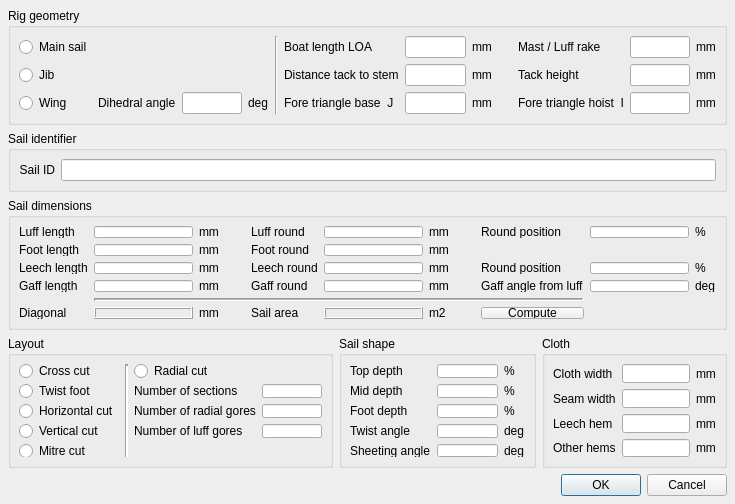
Qt form src/formsaildefbase.ui (sailcut/sailcut) before a commit.
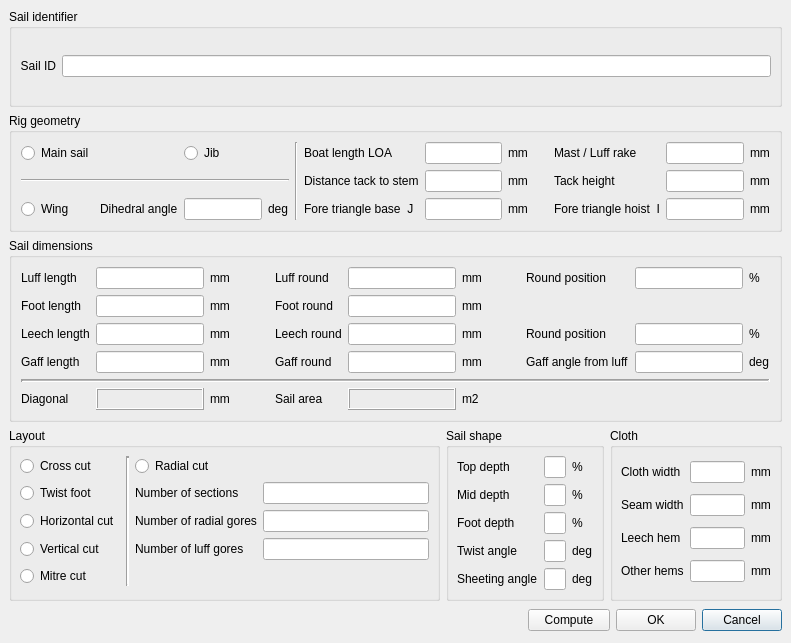
The same form after that commit.

```diff
--- a/src/formsaildefbase.ui
+++ b/src/formsaildefbase.ui
@@ -8,8 +8,8 @@
    <rect>
     <x>0</x>
     <y>0</y>
-    <width>735</width>
-    <height>504</height>
+    <width>791</width>
+    <height>643</height>
    </rect>
   </property>
   <property name="minimumSize" >
@@ -23,66 +23,326 @@
   </property>
   <layout class="QGridLayout" >
    <property name="margin" >
-    <number>8</number>
+    <number>9</number>
    </property>
    <property name="spacing" >
     <number>6</number>
    </property>
-   <item row="4" column="0" colspan="3" >
-    <layout class="QHBoxLayout" >
-     <property name="margin" >
-      <number>0</number>
+   <item row="0" column="0" colspan="6" >
+    <widget class="QGroupBox" name="GroupSailID" >
+     <property name="title" >
+      <string>Sail identifier</string>
      </property>
-     <property name="spacing" >
-      <number>6</number>
+     <layout class="QGridLayout" >
+      <property name="margin" >
+       <number>8</number>
+      </property>
+      <property name="spacing" >
+       <number>6</number>
+      </property>
+      <item row="0" column="1" >
+       <widget class="QLineEdit" name="txtSailID" >
+        <property name="minimumSize" >
+         <size>
+          <width>2</width>
+          <height>22</height>
+         </size>
+        </property>
+        <property name="alignment" >
+         <set>Qt::AlignLeading</set>
+        </property>
+       </widget>
+      </item>
+      <item row="0" column="0" >
+       <widget class="QLabel" name="lblSailID" >
+        <property name="text" >
+         <string>Sail ID</string>
+        </property>
+        <property name="alignment" >
+         <set>Qt::AlignRight|Qt::AlignTrailing|Qt::AlignVCenter</set>
+        </property>
+       </widget>
+      </item>
+     </layout>
+    </widget>
+   </item>
+   <item row="1" column="0" colspan="6" >
+    <widget class="QGroupBox" name="GroupRig" >
+     <property name="title" >
+      <string>Rig geometry</string>
      </property>
-     <item>
-      <spacer>
-       <property name="orientation" >
-        <enum>Qt::Horizontal</enum>
-       </property>
-       <property name="sizeType" >
-        <enum>QSizePolicy::Expanding</enum>
-       </property>
-       <property name="sizeHint" >
-        <size>
-         <width>20</width>
-         <height>20</height>
-        </size>
-       </property>
-      </spacer>
-     </item>
-     <item>
-      <widget class="QPushButton" name="btnOK" >
-       <property name="focusPolicy" >
-        <enum>Qt::StrongFocus</enum>
-       </property>
-       <property name="text" >
-        <string>OK</string>
-       </property>
-      </widget>
-     </item>
-     <item>
-      <widget class="QPushButton" name="btnCancel" >
-       <property name="text" >
-        <string>Cancel</string>
-       </property>
-      </widget>
-     </item>
-    </layout>
+     <layout class="QGridLayout" >
+      <property name="margin" >
+       <number>9</number>
+      </property>
+      <property name="spacing" >
+       <number>6</number>
+      </property>
+      <item row="2" column="3" >
+       <widget class="QLabel" name="lbdeg_2_2" >
+        <property name="text" >
+         <string>deg</string>
+        </property>
+       </widget>
+      </item>
+      <item row="2" column="2" >
+       <widget class="QLineEdit" name="txtDihedral" >
+        <property name="minimumSize" >
+         <size>
+          <width>0</width>
+          <height>22</height>
+         </size>
+        </property>
+       </widget>
+      </item>
+      <item row="2" column="1" >
+       <widget class="QLabel" name="lbl8" >
+        <property name="text" >
+         <string>Dihedral angle</string>
+        </property>
+       </widget>
+      </item>
+      <item row="2" column="0" >
+       <widget class="QRadioButton" name="radioWing" >
+        <property name="text" >
+         <string>Wing</string>
+        </property>
+       </widget>
+      </item>
+      <item row="1" column="0" colspan="4" >
+       <widget class="Line" name="line" >
+        <property name="orientation" >
+         <enum>Qt::Horizontal</enum>
+        </property>
+       </widget>
+      </item>
+      <item row="0" column="2" colspan="2" >
+       <widget class="QRadioButton" name="radioJib" >
+        <property name="text" >
+         <string>Jib</string>
+        </property>
+       </widget>
+      </item>
+      <item row="2" column="11" >
+       <widget class="QLabel" name="lbmm_3" >
+        <property name="text" >
+         <string>mm</string>
+        </property>
+       </widget>
+      </item>
+      <item row="2" column="10" >
+       <widget class="QLineEdit" name="txtTriangHoist" >
+        <property name="alignment" >
+         <set>Qt::AlignHCenter</set>
+        </property>
+       </widget>
+      </item>
+      <item row="0" column="10" >
+       <widget class="QLineEdit" name="txtRake" >
+        <property name="minimumSize" >
+         <size>
+          <width>60</width>
+          <height>22</height>
+         </size>
+        </property>
+        <property name="alignment" >
+         <set>Qt::AlignHCenter</set>
+        </property>
+       </widget>
+      </item>
+      <item row="0" column="11" >
+       <widget class="QLabel" name="lbmm_16" >
+        <property name="text" >
+         <string>mm</string>
+        </property>
+       </widget>
+      </item>
+      <item row="2" column="6" >
+       <widget class="QLineEdit" name="txtTriangBase" >
+        <property name="minimumSize" >
+         <size>
+          <width>0</width>
+          <height>22</height>
+         </size>
+        </property>
+        <property name="alignment" >
+         <set>Qt::AlignHCenter</set>
+        </property>
+       </widget>
+      </item>
+      <item row="0" column="8" >
+       <spacer>
+        <property name="orientation" >
+         <enum>Qt::Horizontal</enum>
+        </property>
+        <property name="sizeType" >
+         <enum>QSizePolicy::MinimumExpanding</enum>
+        </property>
+        <property name="sizeHint" >
+         <size>
+          <width>20</width>
+          <height>20</height>
+         </size>
+        </property>
+       </spacer>
+      </item>
+      <item row="1" column="11" >
+       <widget class="QLabel" name="lbmm_4" >
+        <property name="text" >
+         <string>mm</string>
+        </property>
+       </widget>
+      </item>
+      <item row="1" column="10" >
+       <widget class="QLineEdit" name="txtTackHeight" >
+        <property name="alignment" >
+         <set>Qt::AlignHCenter</set>
+        </property>
+       </widget>
+      </item>
+      <item row="1" column="6" >
+       <widget class="QLineEdit" name="txtTackDist" >
+        <property name="minimumSize" >
+         <size>
+          <width>0</width>
+          <height>22</height>
+         </size>
+        </property>
+        <property name="alignment" >
+         <set>Qt::AlignHCenter</set>
+        </property>
+       </widget>
+      </item>
+      <item row="0" column="6" >
+       <widget class="QLineEdit" name="txtLOA" >
+        <property name="minimumSize" >
+         <size>
+          <width>60</width>
+          <height>22</height>
+         </size>
+        </property>
+        <property name="alignment" >
+         <set>Qt::AlignHCenter</set>
+        </property>
+       </widget>
+      </item>
+      <item row="0" column="0" >
+       <widget class="QRadioButton" name="radioMainSail" >
+        <property name="text" >
+         <string>Main sail</string>
+        </property>
+       </widget>
+      </item>
+      <item row="1" column="7" >
+       <widget class="QLabel" name="lbmm" >
+        <property name="text" >
+         <string>mm</string>
+        </property>
+       </widget>
+      </item>
+      <item row="2" column="7" >
+       <widget class="QLabel" name="lbmm_2" >
+        <property name="text" >
+         <string>mm</string>
+        </property>
+       </widget>
+      </item>
+      <item row="0" column="7" >
+       <widget class="QLabel" name="lbmm_15" >
+        <property name="text" >
+         <string>mm</string>
+        </property>
+       </widget>
+      </item>
+      <item row="0" column="5" >
+       <widget class="QLabel" name="lbl6" >
+        <property name="text" >
+         <string>Boat length LOA</string>
+        </property>
+       </widget>
+      </item>
+      <item row="1" column="5" >
+       <widget class="QLabel" name="lbl3" >
+        <property name="text" >
+         <string>Distance tack to stem</string>
+        </property>
+       </widget>
+      </item>
+      <item row="2" column="5" >
+       <widget class="QLabel" name="lbl4" >
+        <property name="text" >
+         <string>Fore triangle base  J</string>
+        </property>
+       </widget>
+      </item>
+      <item row="0" column="9" >
+       <widget class="QLabel" name="lbl1" >
+        <property name="text" >
+         <string>Mast / Luff rake</string>
+        </property>
+       </widget>
+      </item>
+      <item row="1" column="9" >
+       <widget class="QLabel" name="lblTackHeight" >
+        <property name="text" >
+         <string>Tack height</string>
+        </property>
+       </widget>
+      </item>
+      <item row="2" column="9" >
+       <widget class="QLabel" name="lbl5" >
+        <property name="text" >
+         <string>Fore triangle hoist  I</string>
+        </property>
+       </widget>
+      </item>
+      <item rowspan="3" row="0" column="4" >
+       <widget class="Line" name="Line3" >
+        <property name="frameShape" >
+         <enum>QFrame::VLine</enum>
+        </property>
+        <property name="frameShadow" >
+         <enum>QFrame::Sunken</enum>
+        </property>
+        <property name="orientation" >
+         <enum>Qt::Vertical</enum>
+        </property>
+       </widget>
+      </item>
+     </layout>
+    </widget>
    </item>
-   <item row="2" column="0" colspan="3" >
+   <item row="2" column="0" colspan="6" >
     <widget class="QGroupBox" name="GroupSail" >
      <property name="title" >
       <string>Sail dimensions</string>
      </property>
      <layout class="QGridLayout" >
       <property name="margin" >
-       <number>8</number>
+       <number>9</number>
       </property>
       <property name="spacing" >
        <number>6</number>
       </property>
+      <item row="4" column="0" colspan="11" >
+       <widget class="Line" name="Line2" >
+        <property name="frameShape" >
+         <enum>QFrame::HLine</enum>
+        </property>
+        <property name="frameShadow" >
+         <enum>QFrame::Sunken</enum>
+        </property>
+        <property name="lineWidth" >
+         <number>2</number>
+        </property>
+        <property name="midLineWidth" >
+         <number>1</number>
+        </property>
+        <property name="orientation" >
+         <enum>Qt::Horizontal</enum>
+        </property>
+       </widget>
+      </item>
       <item row="0" column="3" >
        <spacer>
         <property name="orientation" >
@@ -229,6 +489,12 @@
       </item>
       <item row="0" column="1" >
        <widget class="QLineEdit" name="txtLuffLen" >
+        <property name="minimumSize" >
+         <size>
+          <width>0</width>
+          <height>22</height>
+         </size>
+        </property>
         <property name="alignment" >
          <set>Qt::AlignHCenter</set>
         </property>
@@ -236,6 +502,12 @@
       </item>
       <item row="1" column="1" >
        <widget class="QLineEdit" name="txtFootLen" >
+        <property name="minimumSize" >
+         <size>
+          <width>0</width>
+          <height>22</height>
+         </size>
+        </property>
         <property name="alignment" >
          <set>Qt::AlignHCenter</set>
         </property>
@@ -243,6 +515,12 @@
       </item>
       <item row="2" column="1" >
        <widget class="QLineEdit" name="txtLeechLen" >
+        <property name="minimumSize" >
+         <size>
+          <width>0</width>
+          <height>22</height>
+         </size>
+        </property>
         <property name="alignment" >
          <set>Qt::AlignHCenter</set>
         </property>
@@ -334,6 +612,12 @@
       </item>
       <item row="3" column="1" >
        <widget class="QLineEdit" name="txtGaffLen" >
+        <property name="minimumSize" >
+         <size>
+          <width>0</width>
+          <height>22</height>
+         </size>
+        </property>
         <property name="alignment" >
          <set>Qt::AlignHCenter</set>
         </property>
@@ -346,27 +630,14 @@
         </property>
        </widget>
       </item>
-      <item row="4" column="1" colspan="8" >
-       <widget class="Line" name="Line2" >
-        <property name="frameShape" >
-         <enum>QFrame::HLine</enum>
-        </property>
-        <property name="frameShadow" >
-         <enum>QFrame::Sunken</enum>
-        </property>
-        <property name="lineWidth" >
-         <number>2</number>
-        </property>
-        <property name="midLineWidth" >
-         <number>1</number>
-        </property>
-        <property name="orientation" >
-         <enum>Qt::Horizontal</enum>
-        </property>
-       </widget>
-      </item>
       <item row="5" column="1" >
        <widget class="QLabel" name="lblDiagonal" >
+        <property name="minimumSize" >
+         <size>
+          <width>0</width>
+          <height>22</height>
+         </size>
+        </property>
         <property name="frameShape" >
          <enum>QFrame::Box</enum>
         </property>
@@ -425,10 +696,251 @@
         </property>
        </widget>
       </item>
-      <item row="5" column="8" >
-       <widget class="QPushButton" name="btnCompute" >
+     </layout>
+    </widget>
+   </item>
+   <item row="4" column="5" >
+    <widget class="QPushButton" name="btnCancel" >
+     <property name="text" >
+      <string>Cancel</string>
+     </property>
+    </widget>
+   </item>
+   <item row="4" column="0" colspan="2" >
+    <spacer>
+     <property name="orientation" >
+      <enum>Qt::Horizontal</enum>
+     </property>
+     <property name="sizeType" >
+      <enum>QSizePolicy::Expanding</enum>
+     </property>
+     <property name="sizeHint" >
+      <size>
+       <width>441</width>
+       <height>27</height>
+      </size>
+     </property>
+    </spacer>
+   </item>
+   <item row="3" column="3" colspan="3" >
+    <widget class="QGroupBox" name="GroupCloth" >
+     <property name="title" >
+      <string>Cloth</string>
+     </property>
+     <layout class="QGridLayout" >
+      <property name="margin" >
+       <number>8</number>
+      </property>
+      <property name="spacing" >
+       <number>6</number>
+      </property>
+      <item row="0" column="2" >
+       <widget class="QLabel" name="lbmm_60" >
         <property name="text" >
-         <string>Compute</string>
+         <string>mm</string>
+        </property>
+       </widget>
+      </item>
+      <item row="1" column="2" >
+       <widget class="QLabel" name="lbmm_61" >
+        <property name="text" >
+         <string>mm</string>
+        </property>
+       </widget>
+      </item>
+      <item row="2" column="2" >
+       <widget class="QLabel" name="lbmm_62" >
+        <property name="text" >
+         <string>mm</string>
+        </property>
+       </widget>
+      </item>
+      <item row="2" column="1" >
+       <widget class="QLineEdit" name="txtLeechHemWidth" >
+        <property name="alignment" >
+         <set>Qt::AlignHCenter</set>
+        </property>
+       </widget>
+      </item>
+      <item row="0" column="0" >
+       <widget class="QLabel" name="lblClothWidth" >
+        <property name="text" >
+         <string>Cloth width</string>
+        </property>
+       </widget>
+      </item>
+      <item row="3" column="1" >
+       <widget class="QLineEdit" name="txtHemsWidth" >
+        <property name="alignment" >
+         <set>Qt::AlignHCenter</set>
+        </property>
+       </widget>
+      </item>
+      <item row="2" column="0" >
+       <widget class="QLabel" name="lblLeechHemWidth" >
+        <property name="text" >
+         <string>Leech hem</string>
+        </property>
+       </widget>
+      </item>
+      <item row="3" column="0" >
+       <widget class="QLabel" name="lblHemsWidth" >
+        <property name="text" >
+         <string>Other hems</string>
+        </property>
+       </widget>
+      </item>
+      <item row="3" column="2" >
+       <widget class="QLabel" name="lbmm_63" >
+        <property name="text" >
+         <string>mm</string>
+        </property>
+       </widget>
+      </item>
+      <item row="1" column="0" >
+       <widget class="QLabel" name="lblSeamWidth" >
+        <property name="text" >
+         <string>Seam width</string>
+        </property>
+       </widget>
+      </item>
+      <item row="1" column="1" >
+       <widget class="QLineEdit" name="txtSeamWidth" >
+        <property name="alignment" >
+         <set>Qt::AlignHCenter</set>
+        </property>
+       </widget>
+      </item>
+      <item row="0" column="1" >
+       <widget class="QLineEdit" name="txtClothWidth" >
+        <property name="alignment" >
+         <set>Qt::AlignHCenter</set>
+        </property>
+       </widget>
+      </item>
+     </layout>
+    </widget>
+   </item>
+   <item row="3" column="1" colspan="2" >
+    <widget class="QGroupBox" name="GroupShape" >
+     <property name="title" >
+      <string>Sail shape</string>
+     </property>
+     <layout class="QGridLayout" >
+      <property name="margin" >
+       <number>8</number>
+      </property>
+      <property name="spacing" >
+       <number>6</number>
+      </property>
+      <item row="0" column="2" >
+       <widget class="QLabel" name="lbpercent_3" >
+        <property name="text" >
+         <string>%</string>
+        </property>
+       </widget>
+      </item>
+      <item row="1" column="2" >
+       <widget class="QLabel" name="lbpercent_4" >
+        <property name="text" >
+         <string>%</string>
+        </property>
+       </widget>
+      </item>
+      <item row="0" column="1" >
+       <widget class="QLineEdit" name="txtTopDepth" >
+        <property name="minimumSize" >
+         <size>
+          <width>0</width>
+          <height>22</height>
+         </size>
+        </property>
+        <property name="alignment" >
+         <set>Qt::AlignHCenter</set>
+        </property>
+       </widget>
+      </item>
+      <item row="1" column="1" >
+       <widget class="QLineEdit" name="txtMidDepth" >
+        <property name="alignment" >
+         <set>Qt::AlignHCenter</set>
+        </property>
+       </widget>
+      </item>
+      <item row="2" column="2" >
+       <widget class="QLabel" name="lbpercent_5" >
+        <property name="text" >
+         <string>%</string>
+        </property>
+       </widget>
+      </item>
+      <item row="2" column="1" >
+       <widget class="QLineEdit" name="txtFootDepth" >
+        <property name="alignment" >
+         <set>Qt::AlignHCenter</set>
+        </property>
+       </widget>
+      </item>
+      <item row="0" column="0" >
+       <widget class="QLabel" name="lblTopDepth" >
+        <property name="text" >
+         <string>Top depth</string>
+        </property>
+       </widget>
+      </item>
+      <item row="1" column="0" >
+       <widget class="QLabel" name="lblMidDepth" >
+        <property name="text" >
+         <string>Mid depth</string>
+        </property>
+       </widget>
+      </item>
+      <item row="2" column="0" >
+       <widget class="QLabel" name="lblFootDepth" >
+        <property name="text" >
+         <string>Foot depth</string>
+        </property>
+       </widget>
+      </item>
+      <item row="3" column="1" >
+       <widget class="QLineEdit" name="txtTwistAngle" >
+        <property name="alignment" >
+         <set>Qt::AlignHCenter</set>
+        </property>
+       </widget>
+      </item>
+      <item row="4" column="1" >
+       <widget class="QLineEdit" name="txtSheetAngle" >
+        <property name="alignment" >
+         <set>Qt::AlignHCenter</set>
+        </property>
+       </widget>
+      </item>
+      <item row="3" column="0" >
+       <widget class="QLabel" name="lblTwistAngle" >
+        <property name="text" >
+         <string>Twist angle</string>
+        </property>
+       </widget>
+      </item>
+      <item row="4" column="0" >
+       <widget class="QLabel" name="lblSheetAngle" >
+        <property name="text" >
+         <string>Sheeting angle</string>
+        </property>
+       </widget>
+      </item>
+      <item row="3" column="2" >
+       <widget class="QLabel" name="lbdeg_3" >
+        <property name="text" >
+         <string>deg</string>
+        </property>
+       </widget>
+      </item>
+      <item row="4" column="2" >
+       <widget class="QLabel" name="lbdeg_4" >
+        <property name="text" >
+         <string>deg</string>
         </property>
        </widget>
       </item>
@@ -484,6 +996,12 @@
       </item>
       <item row="1" column="3" >
        <widget class="QLineEdit" name="txtSections" >
+        <property name="minimumSize" >
+         <size>
+          <width>0</width>
+          <height>22</height>
+         </size>
+        </property>
         <property name="alignment" >
          <set>Qt::AlignHCenter</set>
         </property>
@@ -550,467 +1068,26 @@
      </layout>
     </widget>
    </item>
-   <item row="3" column="1" >
-    <widget class="QGroupBox" name="GroupShape" >
-     <property name="title" >
-      <string>Sail shape</string>
+   <item row="4" column="4" >
+    <widget class="QPushButton" name="btnOK" >
+     <property name="focusPolicy" >
+      <enum>Qt::StrongFocus</enum>
      </property>
-     <layout class="QGridLayout" >
-      <property name="margin" >
-       <number>8</number>
-      </property>
-      <property name="spacing" >
-       <number>6</number>
-      </property>
-      <item row="0" column="2" >
-       <widget class="QLabel" name="lbpercent_3" >
-        <property name="text" >
-         <string>%</string>
-        </property>
-       </widget>
-      </item>
-      <item row="1" column="2" >
-       <widget class="QLabel" name="lbpercent_4" >
-        <property name="text" >
-         <string>%</string>
-        </property>
-       </widget>
-      </item>
-      <item row="0" column="1" >
-       <widget class="QLineEdit" name="txtTopDepth" >
-        <property name="alignment" >
-         <set>Qt::AlignHCenter</set>
-        </property>
-       </widget>
-      </item>
-      <item row="1" column="1" >
-       <widget class="QLineEdit" name="txtMidDepth" >
-        <property name="alignment" >
-         <set>Qt::AlignHCenter</set>
-        </property>
-       </widget>
-      </item>
-      <item row="2" column="2" >
-       <widget class="QLabel" name="lbpercent_5" >
-        <property name="text" >
-         <string>%</string>
-        </property>
-       </widget>
-      </item>
-      <item row="2" column="1" >
-       <widget class="QLineEdit" name="txtFootDepth" >
-        <property name="alignment" >
-         <set>Qt::AlignHCenter</set>
-        </property>
-       </widget>
-      </item>
-      <item row="0" column="0" >
-       <widget class="QLabel" name="lblTopDepth" >
-        <property name="text" >
-         <string>Top depth</string>
-        </property>
-       </widget>
-      </item>
-      <item row="1" column="0" >
-       <widget class="QLabel" name="lblMidDepth" >
-        <property name="text" >
-         <string>Mid depth</string>
-        </property>
-       </widget>
-      </item>
-      <item row="2" column="0" >
-       <widget class="QLabel" name="lblFootDepth" >
-        <property name="text" >
-         <string>Foot depth</string>
-        </property>
-       </widget>
-      </item>
-      <item row="3" column="1" >
-       <widget class="QLineEdit" name="txtTwistAngle" >
-        <property name="alignment" >
-         <set>Qt::AlignHCenter</set>
-        </property>
-       </widget>
-      </item>
-      <item row="4" column="1" >
-       <widget class="QLineEdit" name="txtSheetAngle" >
-        <property name="alignment" >
-         <set>Qt::AlignHCenter</set>
-        </property>
-       </widget>
-      </item>
-      <item row="3" column="0" >
-       <widget class="QLabel" name="lblTwistAngle" >
-        <property name="text" >
-         <string>Twist angle</string>
-        </property>
-       </widget>
-      </item>
-      <item row="4" column="0" >
-       <widget class="QLabel" name="lblSheetAngle" >
-        <property name="text" >
-         <string>Sheeting angle</string>
-        </property>
-       </widget>
-      </item>
-      <item row="3" column="2" >
-       <widget class="QLabel" name="lbdeg_3" >
-        <property name="text" >
-         <string>deg</string>
-        </property>
-       </widget>
-      </item>
-      <item row="4" column="2" >
-       <widget class="QLabel" name="lbdeg_4" >
-        <property name="text" >
-         <string>deg</string>
-        </property>
-       </widget>
-      </item>
-     </layout>
-    </widget>
-   </item>
-   <item row="3" column="2" >
-    <widget class="QGroupBox" name="GroupCloth" >
-     <property name="title" >
-      <string>Cloth</string>
+     <property name="text" >
+      <string>OK</string>
      </property>
-     <layout class="QGridLayout" >
-      <property name="margin" >
-       <number>8</number>
-      </property>
-      <property name="spacing" >
-       <number>6</number>
-      </property>
-      <item row="0" column="2" >
-       <widget class="QLabel" name="lbmm_60" >
-        <property name="text" >
-         <string>mm</string>
-        </property>
-       </widget>
-      </item>
-      <item row="1" column="2" >
-       <widget class="QLabel" name="lbmm_61" >
-        <property name="text" >
-         <string>mm</string>
-        </property>
-       </widget>
-      </item>
-      <item row="2" column="2" >
-       <widget class="QLabel" name="lbmm_62" >
-        <property name="text" >
-         <string>mm</string>
-        </property>
-       </widget>
-      </item>
-      <item row="2" column="1" >
-       <widget class="QLineEdit" name="txtLeechHemWidth" >
-        <property name="alignment" >
-         <set>Qt::AlignHCenter</set>
-        </property>
-       </widget>
-      </item>
-      <item row="0" column="0" >
-       <widget class="QLabel" name="lblClothWidth" >
-        <property name="text" >
-         <string>Cloth width</string>
-        </property>
-       </widget>
-      </item>
-      <item row="3" column="1" >
-       <widget class="QLineEdit" name="txtHemsWidth" >
-        <property name="alignment" >
-         <set>Qt::AlignHCenter</set>
-        </property>
-       </widget>
-      </item>
-      <item row="2" column="0" >
-       <widget class="QLabel" name="lblLeechHemWidth" >
-        <property name="text" >
-         <string>Leech hem</string>
-        </property>
-       </widget>
-      </item>
-      <item row="3" column="0" >
-       <widget class="QLabel" name="lblHemsWidth" >
-        <property name="text" >
-         <string>Other hems</string>
-        </property>
-       </widget>
-      </item>
-      <item row="3" column="2" >
-       <widget class="QLabel" name="lbmm_63" >
-        <property name="text" >
-         <string>mm</string>
-        </property>
-       </widget>
-      </item>
-      <item row="1" column="0" >
-       <widget class="QLabel" name="lblSeamWidth" >
-        <property name="text" >
-         <string>Seam width</string>
-        </property>
-       </widget>
-      </item>
-      <item row="1" column="1" >
-       <widget class="QLineEdit" name="txtSeamWidth" >
-        <property name="alignment" >
-         <set>Qt::AlignHCenter</set>
-        </property>
-       </widget>
-      </item>
-      <item row="0" column="1" >
-       <widget class="QLineEdit" name="txtClothWidth" >
-        <property name="alignment" >
-         <set>Qt::AlignHCenter</set>
-        </property>
-       </widget>
-      </item>
-     </layout>
     </widget>
    </item>
-   <item row="1" column="0" colspan="3" >
-    <widget class="QGroupBox" name="GroupSailID" >
-     <property name="title" >
-      <string>Sail identifier</string>
+   <item row="4" column="2" colspan="2" >
+    <widget class="QPushButton" name="btnCompute" >
+     <property name="text" >
+      <string>Compute</string>
      </property>
-     <layout class="QGridLayout" >
-      <property name="margin" >
-       <number>8</number>
-      </property>
-      <property name="spacing" >
-       <number>6</number>
-      </property>
-      <item row="0" column="1" >
-       <widget class="QLineEdit" name="txtSailID" >
-        <property name="alignment" >
-         <set>Qt::AlignLeading</set>
-        </property>
-       </widget>
-      </item>
-      <item row="0" column="0" >
-       <widget class="QLabel" name="lblSailID" >
-        <property name="text" >
-         <string>Sail ID</string>
-        </property>
-        <property name="alignment" >
-         <set>Qt::AlignRight|Qt::AlignTrailing|Qt::AlignVCenter</set>
-        </property>
-       </widget>
-      </item>
-     </layout>
-    </widget>
-   </item>
-   <item row="0" column="0" colspan="3" >
-    <widget class="QGroupBox" name="GroupRig" >
-     <property name="title" >
-      <string>Rig geometry</string>
-     </property>
-     <layout class="QGridLayout" >
-      <property name="margin" >
-       <number>8</number>
-      </property>
-      <property name="spacing" >
-       <number>6</number>
-      </property>
-      <item row="2" column="11" >
-       <widget class="QLabel" name="lbmm_3" >
-        <property name="text" >
-         <string>mm</string>
-        </property>
-       </widget>
-      </item>
-      <item row="2" column="10" >
-       <widget class="QLineEdit" name="txtTriangHoist" >
-        <property name="alignment" >
-         <set>Qt::AlignHCenter</set>
-        </property>
-       </widget>
-      </item>
-      <item row="0" column="10" >
-       <widget class="QLineEdit" name="txtRake" >
-        <property name="alignment" >
-         <set>Qt::AlignHCenter</set>
-        </property>
-       </widget>
-      </item>
-      <item row="0" column="11" >
-       <widget class="QLabel" name="lbmm_16" >
-        <property name="text" >
-         <string>mm</string>
-        </property>
-       </widget>
-      </item>
-      <item row="2" column="6" >
-       <widget class="QLineEdit" name="txtTriangBase" >
-        <property name="alignment" >
-         <set>Qt::AlignHCenter</set>
-        </property>
-       </widget>
-      </item>
-      <item row="0" column="8" >
-       <spacer>
-        <property name="orientation" >
-         <enum>Qt::Horizontal</enum>
-        </property>
-        <property name="sizeType" >
-         <enum>QSizePolicy::MinimumExpanding</enum>
-        </property>
-        <property name="sizeHint" >
-         <size>
-          <width>20</width>
-          <height>20</height>
-         </size>
-        </property>
-       </spacer>
-      </item>
-      <item row="1" column="11" >
-       <widget class="QLabel" name="lbmm_4" >
-        <property name="text" >
-         <string>mm</string>
-        </property>
-       </widget>
-      </item>
-      <item row="1" column="10" >
-       <widget class="QLineEdit" name="txtTackHeight" >
-        <property name="alignment" >
-         <set>Qt::AlignHCenter</set>
-        </property>
-       </widget>
-      </item>
-      <item row="1" column="6" >
-       <widget class="QLineEdit" name="txtTackDist" >
-        <property name="alignment" >
-         <set>Qt::AlignHCenter</set>
-        </property>
-       </widget>
-      </item>
-      <item row="0" column="6" >
-       <widget class="QLineEdit" name="txtLOA" >
-        <property name="alignment" >
-         <set>Qt::AlignHCenter</set>
-        </property>
-       </widget>
-      </item>
-      <item row="2" column="3" >
-       <widget class="QLabel" name="lbdeg_2_2" >
-        <property name="text" >
-         <string>deg</string>
-        </property>
-       </widget>
-      </item>
-      <item row="2" column="2" >
-       <widget class="QLineEdit" name="txtDihedral" />
-      </item>
-      <item row="2" column="0" >
-       <widget class="QRadioButton" name="radioWing" >
-        <property name="text" >
-         <string>Wing</string>
-        </property>
-       </widget>
-      </item>
-      <item row="1" column="0" >
-       <widget class="QRadioButton" name="radioJib" >
-        <property name="text" >
-         <string>Jib</string>
-        </property>
-       </widget>
-      </item>
-      <item row="0" column="0" >
-       <widget class="QRadioButton" name="radioMainSail" >
-        <property name="text" >
-         <string>Main sail</string>
-        </property>
-       </widget>
-      </item>
-      <item row="1" column="7" >
-       <widget class="QLabel" name="lbmm" >
-        <property name="text" >
-         <string>mm</string>
-        </property>
-       </widget>
-      </item>
-      <item row="2" column="7" >
-       <widget class="QLabel" name="lbmm_2" >
-        <property name="text" >
-         <string>mm</string>
-        </property>
-       </widget>
-      </item>
-      <item row="0" column="7" >
-       <widget class="QLabel" name="lbmm_15" >
-        <property name="text" >
-         <string>mm</string>
-        </property>
-       </widget>
-      </item>
-      <item row="2" column="1" >
-       <widget class="QLabel" name="lbl8" >
-        <property name="text" >
-         <string>Dihedral angle</string>
-        </property>
-       </widget>
-      </item>
-      <item row="0" column="5" >
-       <widget class="QLabel" name="lbl6" >
-        <property name="text" >
-         <string>Boat length LOA</string>
-        </property>
-       </widget>
-      </item>
-      <item row="1" column="5" >
-       <widget class="QLabel" name="lbl3" >
-        <property name="text" >
-         <string>Distance tack to stem</string>
-        </property>
-       </widget>
-      </item>
-      <item row="2" column="5" >
-       <widget class="QLabel" name="lbl4" >
-        <property name="text" >
-         <string>Fore triangle base  J</string>
-        </property>
-       </widget>
-      </item>
-      <item row="0" column="9" >
-       <widget class="QLabel" name="lbl1" >
-        <property name="text" >
-         <string>Mast / Luff rake</string>
-        </property>
-       </widget>
-      </item>
-      <item row="1" column="9" >
-       <widget class="QLabel" name="lblTackHeight" >
-        <property name="text" >
-         <string>Tack height</string>
-        </property>
-       </widget>
-      </item>
-      <item row="2" column="9" >
-       <widget class="QLabel" name="lbl5" >
-        <property name="text" >
-         <string>Fore triangle hoist  I</string>
-        </property>
-       </widget>
-      </item>
-      <item rowspan="3" row="0" column="4" >
-       <widget class="Line" name="Line3" >
-        <property name="frameShape" >
-         <enum>QFrame::VLine</enum>
-        </property>
-        <property name="frameShadow" >
-         <enum>QFrame::Sunken</enum>
-        </property>
-        <property name="orientation" >
-         <enum>Qt::Vertical</enum>
-        </property>
-       </widget>
-      </item>
-     </layout>
     </widget>
    </item>
   </layout>
  </widget>
+ <layoutdefault spacing="8" margin="8" />
  <pixmapfunction>qPixmapFromMimeSource</pixmapfunction>
  <tabstops>
   <tabstop>radioMainSail</tabstop>
```
Left out of the diff: 4 changed lines with no effect on the pictures.
